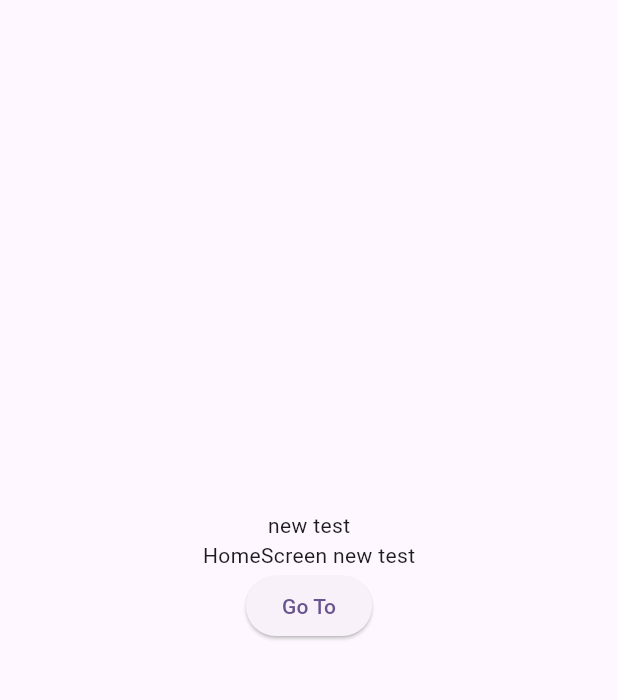
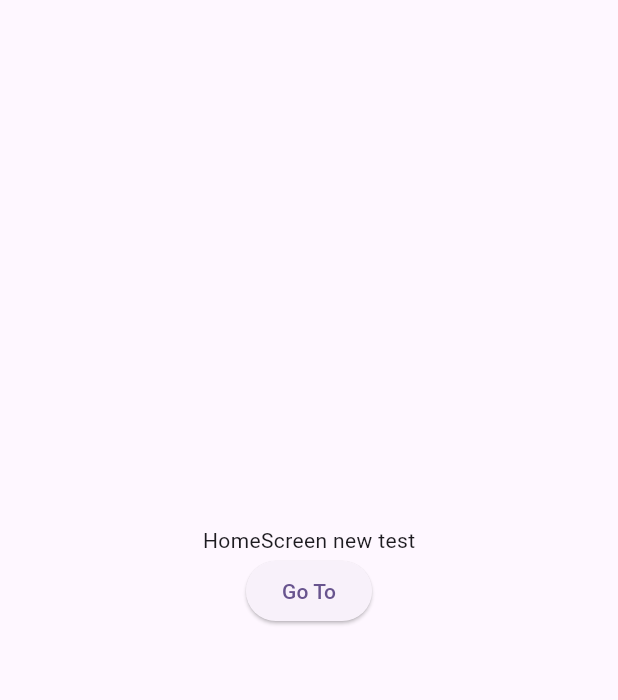
Before and after one commit to AleksandrDeveloper/pet_dog, a Flutter app: the screen it shows after launch, on a phone screen of 412 x 824 dp, the part 84-784 px from its top. Run offline on Flutter 3.47's test engine with Material 2 defaults, Android fonts, the phone set to English and light mode, and no system bars; our stand-ins replace bloc, flutter_bloc, freezed_annotation, get_it, go_router, injectable.

Commit message:
new test reset 5

```diff
--- a/lib/screens/home_screen/home_screen.dart
+++ b/lib/screens/home_screen/home_screen.dart
@@ -20,9 +20,6 @@ class _HomeScreenState extends State<HomeScreen> {
       body: Column(
         mainAxisAlignment: MainAxisAlignment.center,
         children: [
-          const Center(
-            child: Text('new test'),
-          ),
          const Center(
             child: Text('HomeScreen new test'),
           ),
```
Also changed, not shown: lib/screens/splash_screen/splash_screen.dart (+7 -3 lines).
